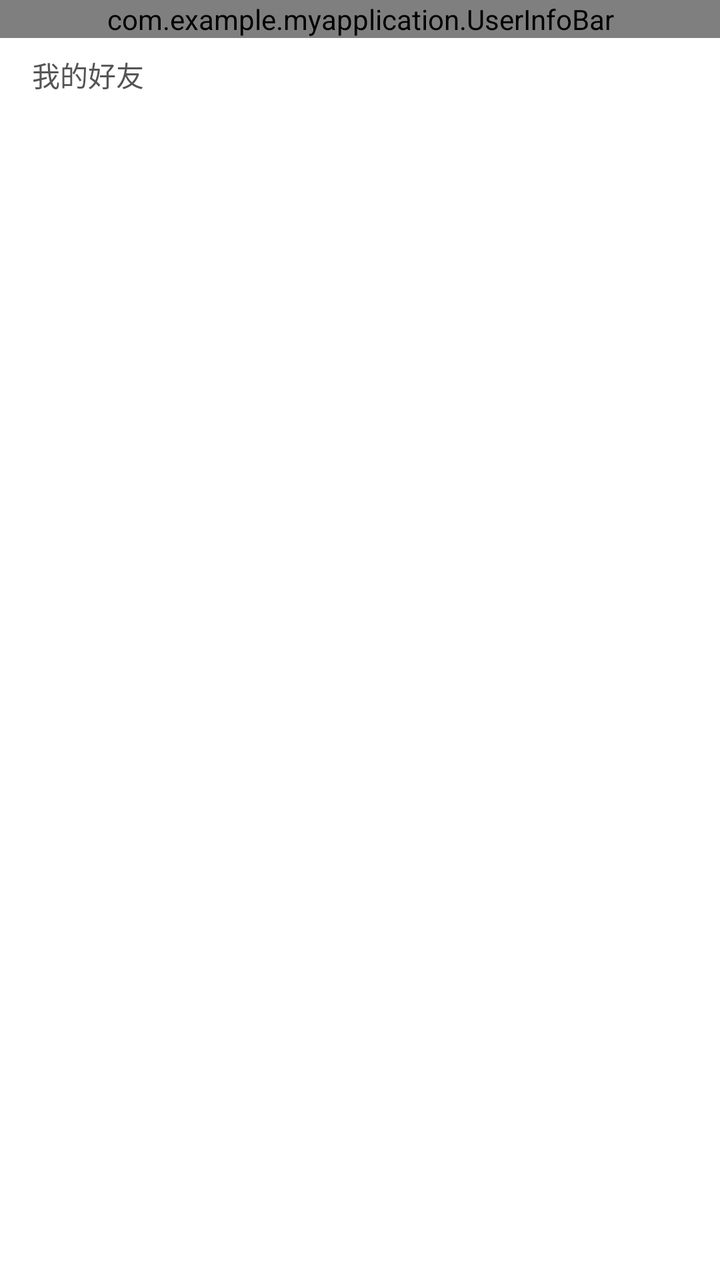
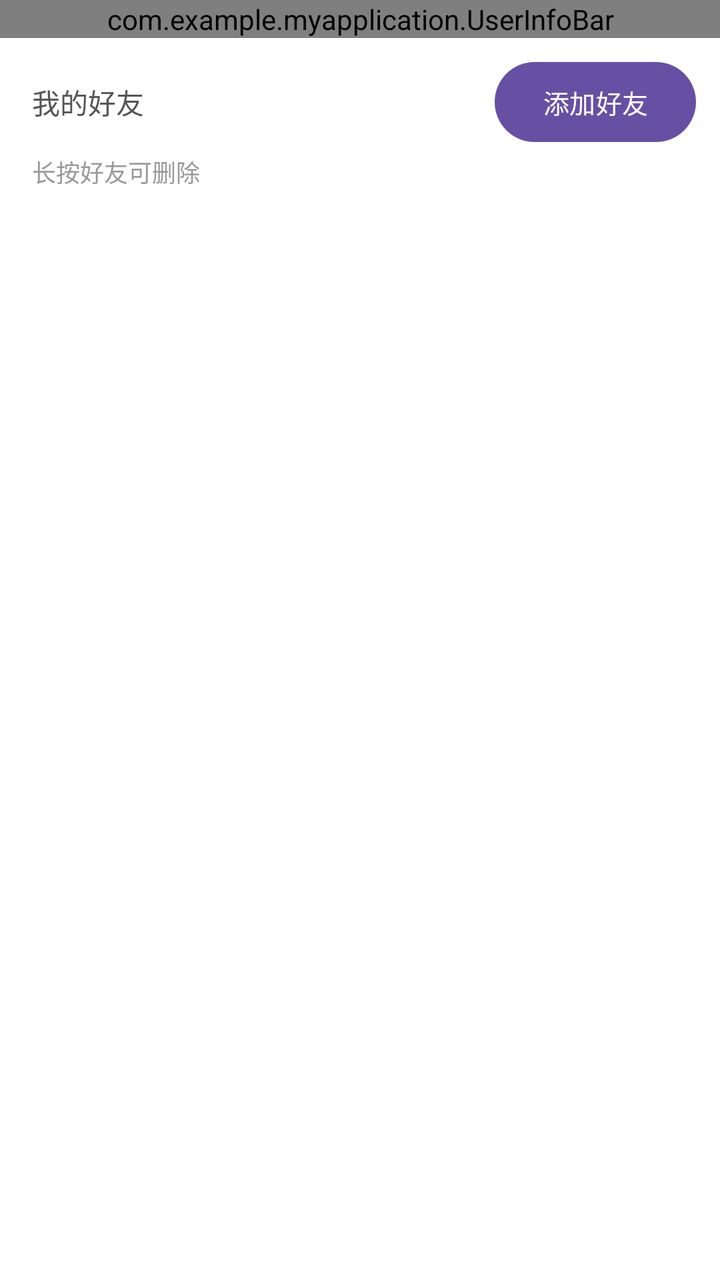

Compare the two renders of this Android layout. The source of the first and the diff that turns it into the second are given below.
<!-- AndroidManifest.xml: application theme Theme.MyApplication -->
<!-- res/layout/activity_friends.xml -->
<?xml version="1.0" encoding="utf-8"?>
<LinearLayout xmlns:android="http://schemas.android.com/apk/res/android"
    android:id="@+id/root"
    android:layout_width="match_parent"
    android:layout_height="match_parent"
    android:background="@android:color/white"
    android:orientation="vertical">

    <com.example.myapplication.UserInfoBar
        android:id="@+id/userInfoBar"
        android:layout_width="match_parent"
        android:layout_height="wrap_content" />

    <TextView
        android:id="@+id/tvFriendTitle"
        android:layout_width="match_parent"
        android:layout_height="wrap_content"
        android:paddingStart="16dp"
        android:paddingEnd="16dp"
        android:paddingTop="8dp"
        android:paddingBottom="4dp"
        android:text="我的好友"
        android:textColor="#FF555555"
        android:textSize="14sp" />

    <ListView
        android:id="@+id/friendList"
        android:layout_width="match_parent"
        android:layout_height="0dp"
        android:layout_weight="1"
        android:divider="#FFE0E0E0"
        android:dividerHeight="1dp" />
</LinearLayout>
<!-- resources referenced by this layout -->
<resources>
  <style name="Theme.MyApplication" parent="Base.Theme.MyApplication" />
  <style name="Base.Theme.MyApplication" parent="Theme.Material3.Light.NoActionBar">
      </style>
</resources>

<!-- the commit's change to res/layout/activity_friends.xml (unified diff, before → after) -->
@@ -11,17 +11,43 @@
         android:layout_width="match_parent"
         android:layout_height="wrap_content" />
 
+    <LinearLayout
+        android:layout_width="match_parent"
+        android:layout_height="wrap_content"
+        android:gravity="center_vertical"
+        android:orientation="horizontal"
+        android:paddingStart="16dp"
+        android:paddingEnd="12dp"
+        android:paddingTop="8dp"
+        android:paddingBottom="2dp">
+
+        <TextView
+            android:id="@+id/tvFriendTitle"
+            android:layout_width="0dp"
+            android:layout_height="wrap_content"
+            android:layout_weight="1"
+            android:text="我的好友"
+            android:textColor="#FF555555"
+            android:textSize="14sp" />
+
+        <com.google.android.material.button.MaterialButton
+            android:id="@+id/btnAddFriend"
+            android:layout_width="wrap_content"
+            android:layout_height="wrap_content"
+            android:minWidth="0dp"
+            android:text="添加好友"
+            android:textSize="13sp" />
+    </LinearLayout>
+
     <TextView
-        android:id="@+id/tvFriendTitle"
         android:layout_width="match_parent"
         android:layout_height="wrap_content"
         android:paddingStart="16dp"
         android:paddingEnd="16dp"
-        android:paddingTop="8dp"
-        android:paddingBottom="4dp"
-        android:text="我的好友"
-        android:textColor="#FF555555"
-        android:textSize="14sp" />
+        android:paddingBottom="6dp"
+        android:text="长按好友可删除"
+        android:textColor="#FF999999"
+        android:textSize="12sp" />
 
     <ListView
         android:id="@+id/friendList"
